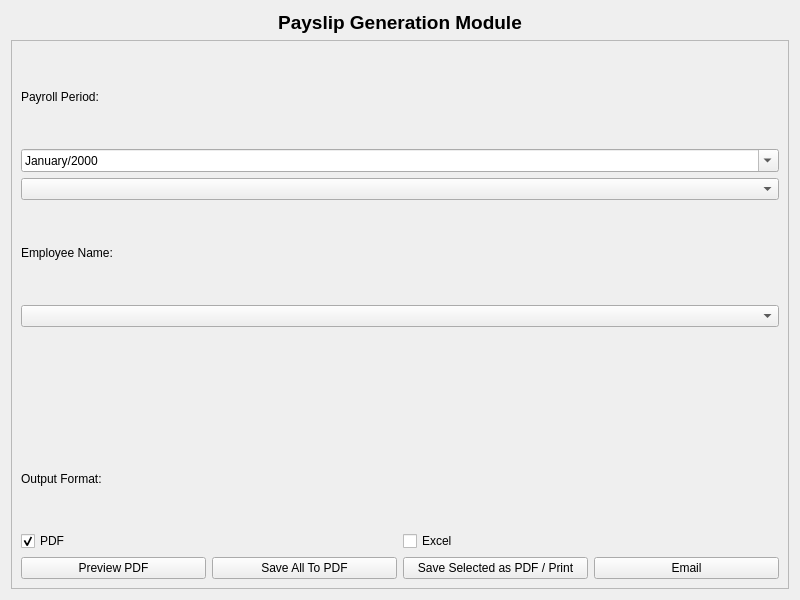
Above: UI/Dialogs/payslip_widget.ui from Justin-Kuchmy/JustPay_App before the change. Below: the same form after it.
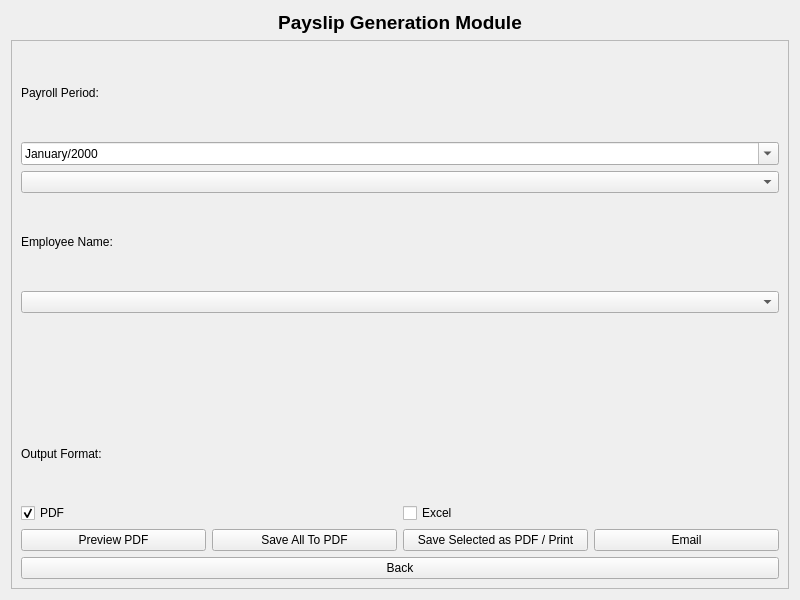
That is the form after the change. Icons and pictures are not drawn.

Diff of the .ui file:
```diff
--- a/UI/Dialogs/payslip_widget.ui
+++ b/UI/Dialogs/payslip_widget.ui
@@ -37,8 +37,8 @@
        <rect>
         <x>0</x>
         <y>0</y>
-        <width>780</width>
-        <height>552</height>
+        <width>776</width>
+        <height>541</height>
        </rect>
       </property>
       <layout class="QVBoxLayout" name="scrollAreaLayout">
@@ -53,7 +53,7 @@
         <widget class="QDateEdit" name="payrollDateEdit">
          <property name="time">
           <time>
-           <hour>8</hour>
+           <hour>0</hour>
            <minute>0</minute>
            <second>0</second>
           </time>
@@ -168,6 +168,13 @@
          </item>
         </layout>
        </item>
+       <item>
+        <widget class="QPushButton" name="backButton">
+         <property name="text">
+          <string>Back</string>
+         </property>
+        </widget>
+       </item>
       </layout>
      </widget>
     </widget>
```
Left out of the diff: 1 changed line with no effect on the pictures.
